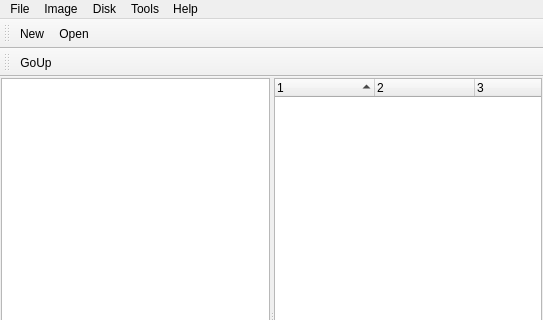
MCbx/linimamt, file LinImaMT/mainwindow.ui: the form before one commit; both pictures show x 0 to 543 and y 0 to 320 of the 543 by 584 pixel window.
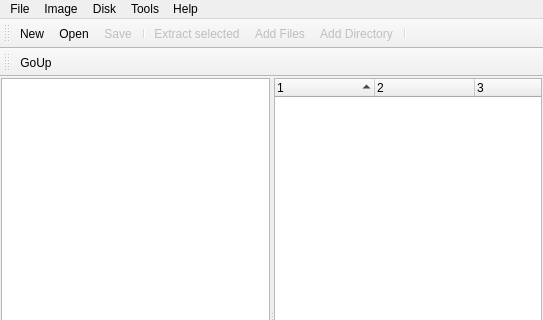
The form after the commit. Custom widgets are drawn as their Qt base class.

Commit message: fix viewing when there are no files or 1 file

The edit to the form file:
```diff
--- a/LinImaMT/mainwindow.ui
+++ b/LinImaMT/mainwindow.ui
@@ -193,6 +193,12 @@
    </attribute>
    <addaction name="actionNew"/>
    <addaction name="actionOpen"/>
+   <addaction name="actionSave"/>
+   <addaction name="separator"/>
+   <addaction name="actionExtract_selected"/>
+   <addaction name="actionAdd"/>
+   <addaction name="actionAdd_Directories"/>
+   <addaction name="separator"/>
   </widget>
   <widget class="QStatusBar" name="statusBar"/>
   <widget class="QToolBar" name="tbAddressBar">
```
The commit also changes 1 other file.
